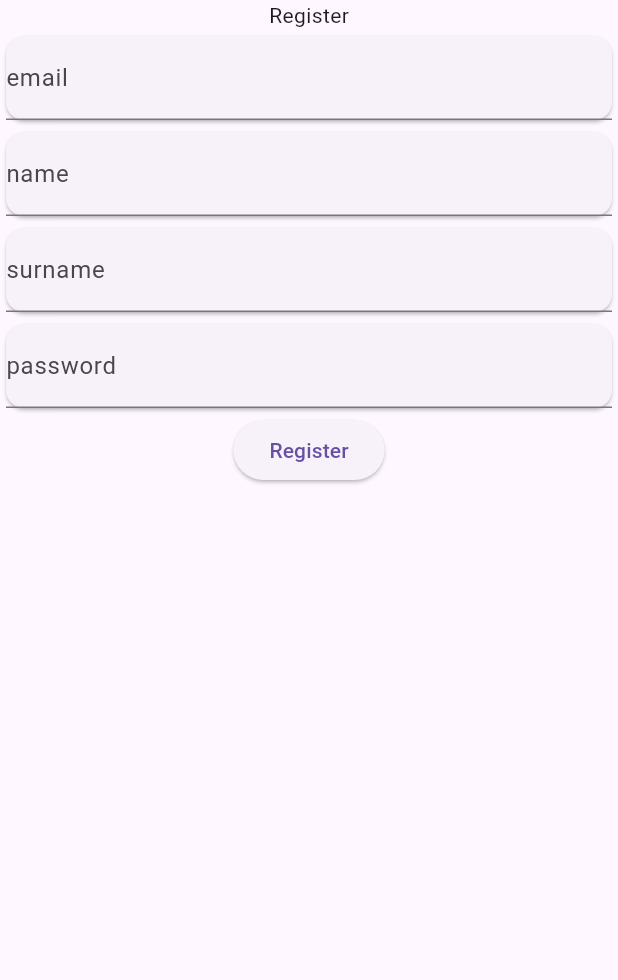
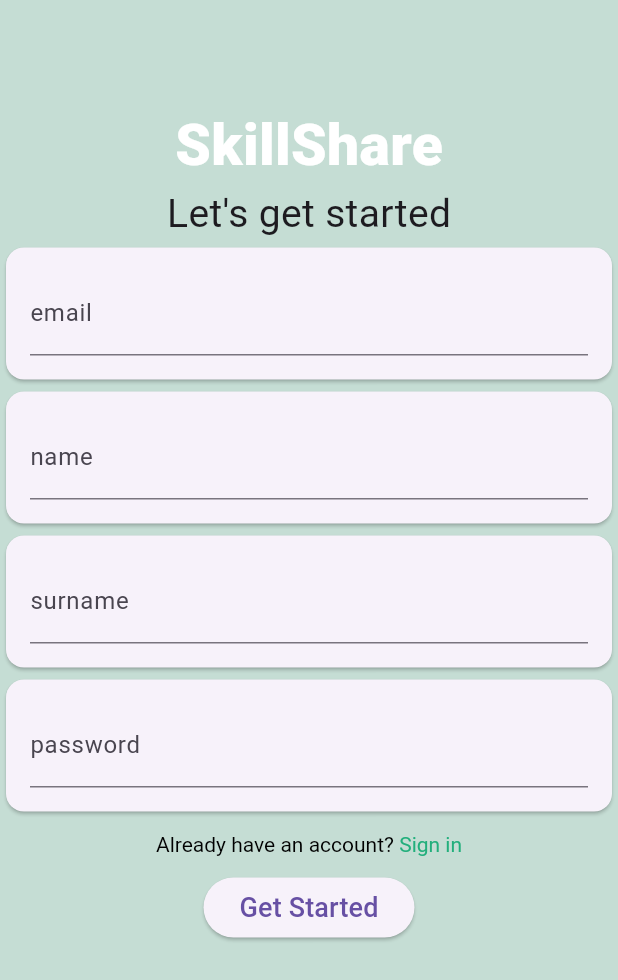
Before and after one commit to Crenstonw/SkillShare, a Flutter app: the screen it shows after launch, on a phone screen of 412 x 824 dp. Shown: the top 980 px of the screen. Run offline on Flutter 3.47's test engine with Material 3 defaults, Android fonts, the phone set to English and light mode, and no system bars; our stand-ins replace bloc, shared_preferences.

Commit message:
saved changes

```diff
--- a/skillshare_flutter/lib/ui/register_page.dart
+++ b/skillshare_flutter/lib/ui/register_page.dart
@@ -22,10 +22,27 @@
   @override
   Widget build(BuildContext context) {
     return Scaffold(
-      body: Column(
+      backgroundColor: Color.fromARGB(1000, 191, 218, 208),
+      body: Padding(
+        padding: EdgeInsets.only(top: 70),
+        child: SizedBox(
+          height: 2000,
+          child: Column(
             children: [
-          const Text('Register'),
+              const Text(
+                'SkillShare',
+                style: TextStyle(
+                    fontSize: 38,
+                    color: Colors.white,
+                    fontWeight: FontWeight.w900),
+              ),
+              const Text(
+                'Let\'s get started',
+                style: TextStyle(fontSize: 26),
+              ),
               Card(
+                child: Padding(
+                  padding: const EdgeInsets.all(16),
                   child: TextFormField(
                     decoration: const InputDecoration(
                       labelText: 'email',
@@ -33,7 +50,10 @@
                     onChanged: (value) => email = value,
                   ),
                 ),
+              ),
               Card(
+                child: Padding(
+                  padding: const EdgeInsets.all(16),
                   child: TextFormField(
                     decoration: const InputDecoration(
                       labelText: 'name',
@@ -41,7 +61,10 @@
                     onChanged: (value) => name = value,
                   ),
                 ),
+              ),
               Card(
+                child: Padding(
+                  padding: const EdgeInsets.all(16),
                   child: TextFormField(
                     decoration: const InputDecoration(
                       labelText: 'surname',
@@ -49,7 +72,10 @@
                     onChanged: (value) => surname = value,
                   ),
                 ),
+              ),
               Card(
+                child: Padding(
+                  padding: const EdgeInsets.all(16),
                   child: TextFormField(
                     decoration: const InputDecoration(
                       labelText: 'password',
@@ -57,14 +83,37 @@
                     onChanged: (value) => password = value,
                   ),
                 ),
+              ),
+              Padding(
+                padding: const EdgeInsets.all(10),
+                child: RichText(
+                  text: const TextSpan(children: [
+                    TextSpan(
+                        text: 'Already have an account? ',
+                        style: TextStyle(color: Colors.black)),
+                    TextSpan(
+                        text: 'Sign in',
+                        style: TextStyle(
+                            color: Color.fromARGB(1000, 18, 170, 115)))
+                  ]),
+                ),
+              ),
               ElevatedButton(
                 onPressed: () {
                   registerRepository = RegisterRepositoryImpl();
-                  _registerBloc = RegisterBloc(registerRepository)..add(RegisterFetch(email, name, surname, password));
+                  _registerBloc = RegisterBloc(registerRepository)
+                    ..add(RegisterFetch(email, name, surname, password));
                 },
-                child: Text('Register'),
+                child: const Text(
+                  'Get Started',
+                  style: TextStyle(
+                    fontSize: 18,
+                  ),
+                ),
               ),
             ],
+          ),
+        ),
       ),
     );
   }
```
Also changed, not shown: skillshare_flutter/lib/models/dtos/register_dto.dart (+5 -5 lines), skillshare_flutter/lib/repositories/register/register_repository_impl.dart (+8 -8 lines), skillshare_flutter/pubspec.lock. Lines whose indentation alone changed are shown as unchanged.
